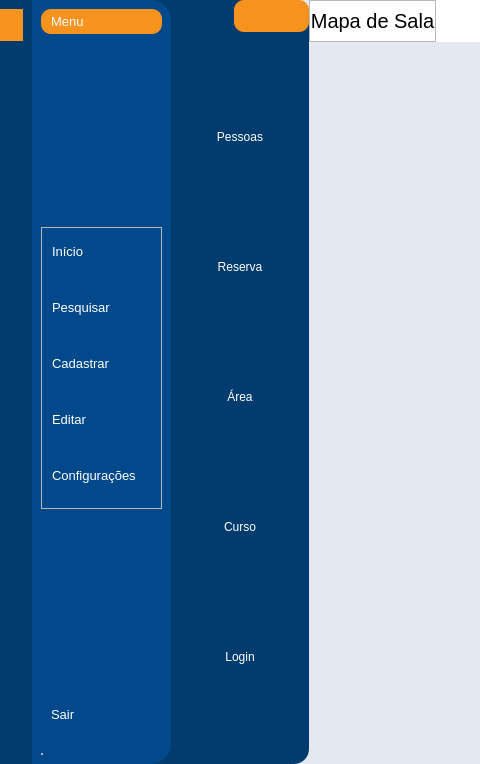
Above: App/view/ui/home.ui from Senac-SOR-ADS/Mapa-de-Sala before the change; both pictures show x 153 to 633 and y 0 to 764 of the 1260 by 764 pixel window. Below: the same form after it.
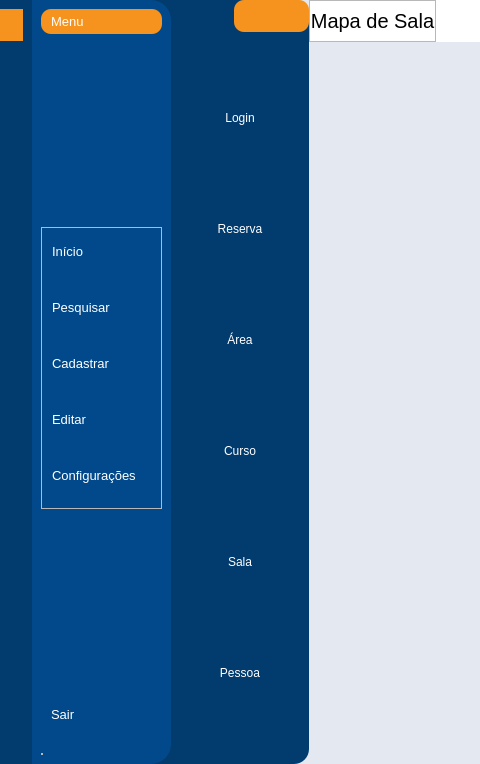
That is the form after the change. The open tabs and pages were chosen to show the change. Icons and pictures are not drawn.

```diff
--- a/App/view/ui/home.ui
+++ b/App/view/ui/home.ui
@@ -1222,7 +1222,7 @@
                   <widget class="QWidget" name="editar">
                    <layout class="QVBoxLayout" name="verticalLayout_10">
                     <item>
-                     <widget class="QPushButton" name="btnEditarPessoas">
+                     <widget class="QPushButton" name="btnEditarLogin">
                       <property name="minimumSize">
                        <size>
                         <width>119</width>
@@ -1233,7 +1233,7 @@
                        <cursorShape>PointingHandCursor</cursorShape>
                       </property>
                       <property name="text">
-                       <string>Pessoas</string>
+                       <string>Login</string>
                       </property>
                       <property name="autoExclusive">
                        <bool>true</bool>
@@ -1298,7 +1298,7 @@
                      </widget>
                     </item>
                     <item>
-                     <widget class="QPushButton" name="btnEditarLogin">
+                     <widget class="QPushButton" name="btnEditarSala">
                       <property name="minimumSize">
                        <size>
                         <width>119</width>
@@ -1309,7 +1309,23 @@
                        <cursorShape>PointingHandCursor</cursorShape>
                       </property>
                       <property name="text">
-                       <string>Login</string>
+                       <string>Sala</string>
+                      </property>
+                     </widget>
+                    </item>
+                    <item>
+                     <widget class="QPushButton" name="btnEditarPessoas">
+                      <property name="minimumSize">
+                       <size>
+                        <width>119</width>
+                        <height>56</height>
+                       </size>
+                      </property>
+                      <property name="cursor">
+                       <cursorShape>PointingHandCursor</cursorShape>
+                      </property>
+                      <property name="text">
+                       <string>Pessoa</string>
                       </property>
                       <property name="autoExclusive">
                        <bool>true</bool>
```
Left out of the diff: 4 changed lines with no effect on the pictures.
